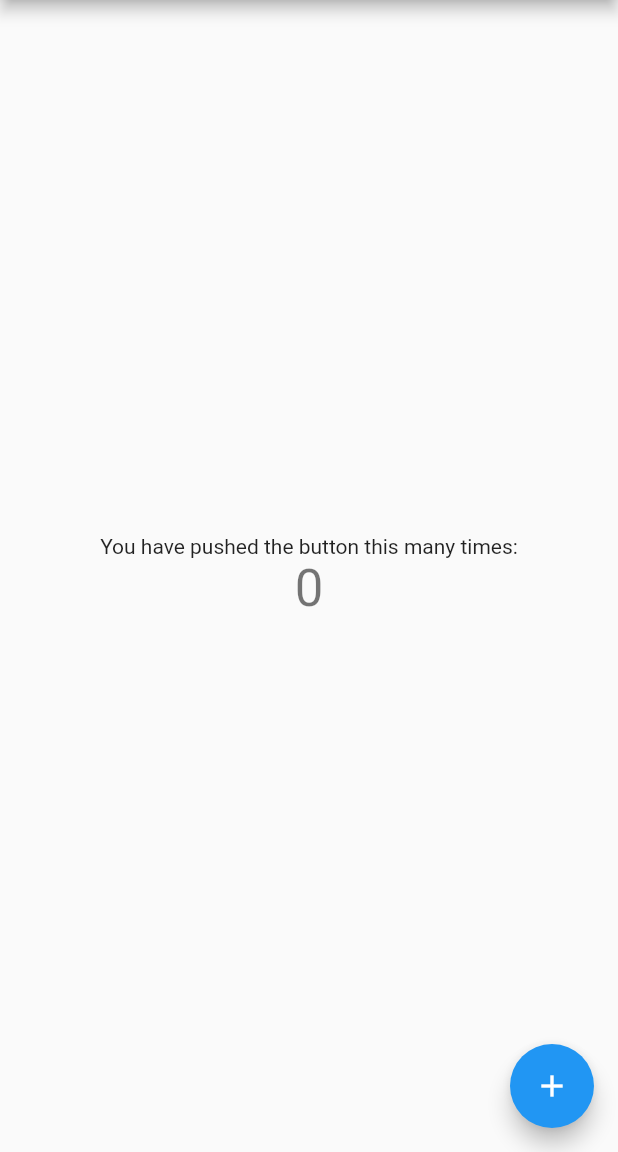
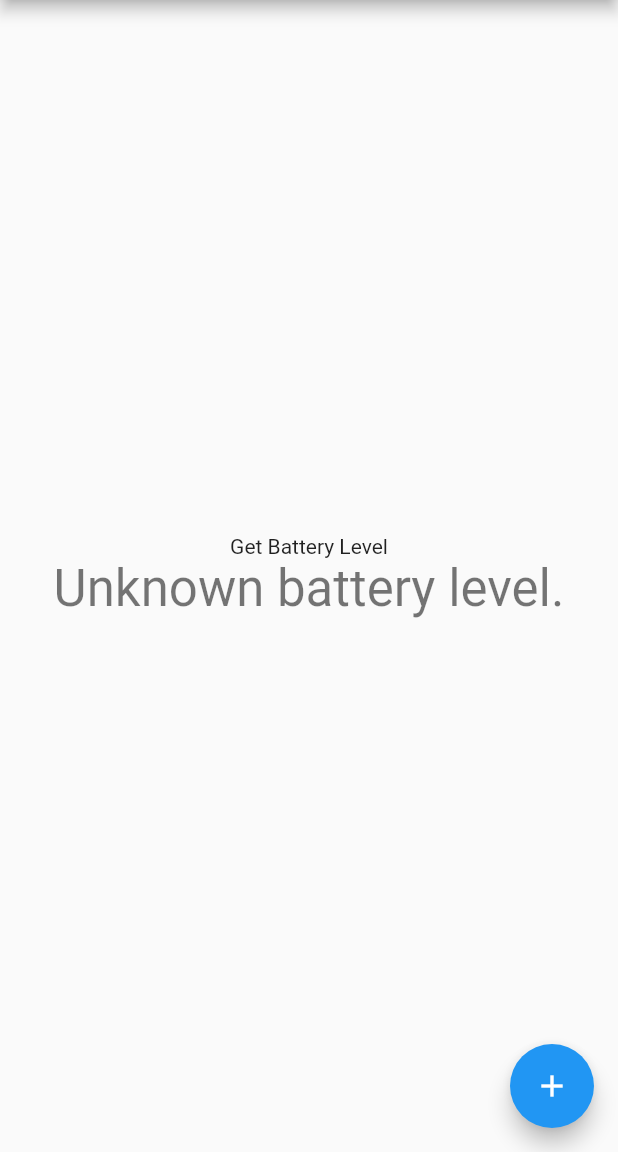
Before and after one commit to eungikim/flutter-android-interface, a Flutter app: the screen it shows after launch, on a phone screen of 412 x 824 dp, the part 84-1236 px from its top. Run offline on Flutter 3.47's test engine with Material 2 defaults, Android fonts, the phone set to English and light mode, and no system bars.

Commit message:
feat: use method and show text

```diff
--- a/lib/main.dart
+++ b/lib/main.dart
@@ -110,17 +110,17 @@ class _MyHomePageState extends State<MyHomePage> {
           mainAxisAlignment: MainAxisAlignment.center,
           children: <Widget>[
             Text(
-              'You have pushed the button this many times:',
+              'Get Battery Level',
             ),
             Text(
-              '$_counter',
+              '$_batteryLevel',
               style: Theme.of(context).textTheme.display1,
             ),
           ],
         ),
       ),
       floatingActionButton: FloatingActionButton(
-        onPressed: _incrementCounter,
+        onPressed: _getBatteryLevel,
         tooltip: 'Increment',
         child: Icon(Icons.add),
       ), // This trailing comma makes auto-formatting nicer for build methods.
```
